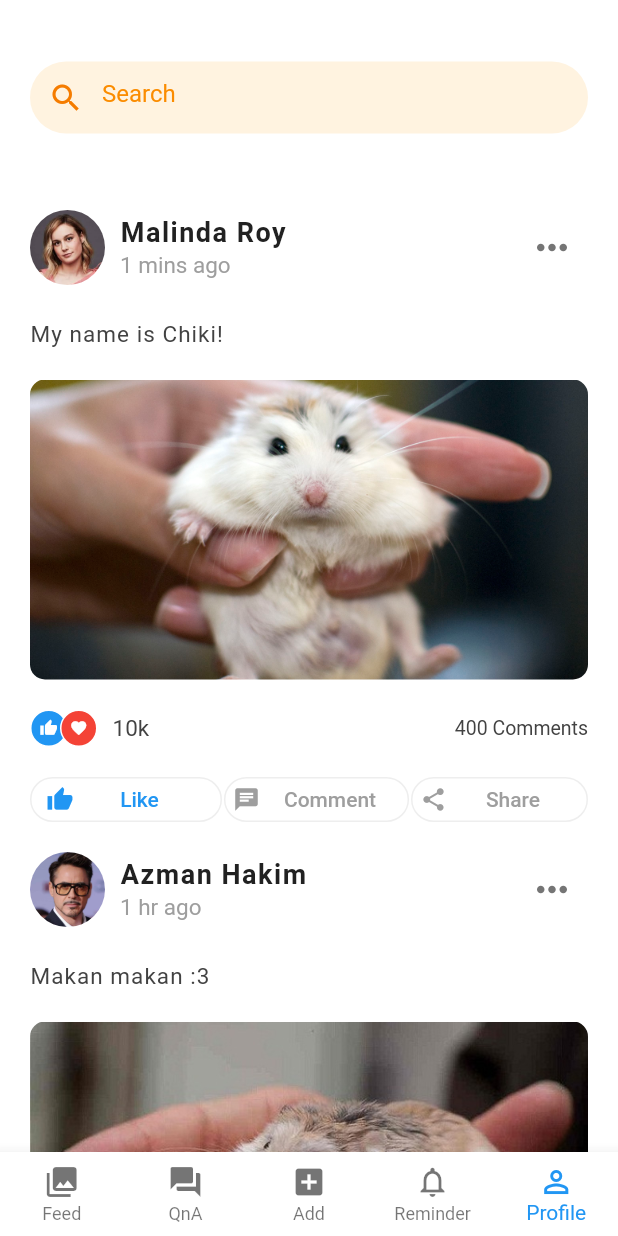
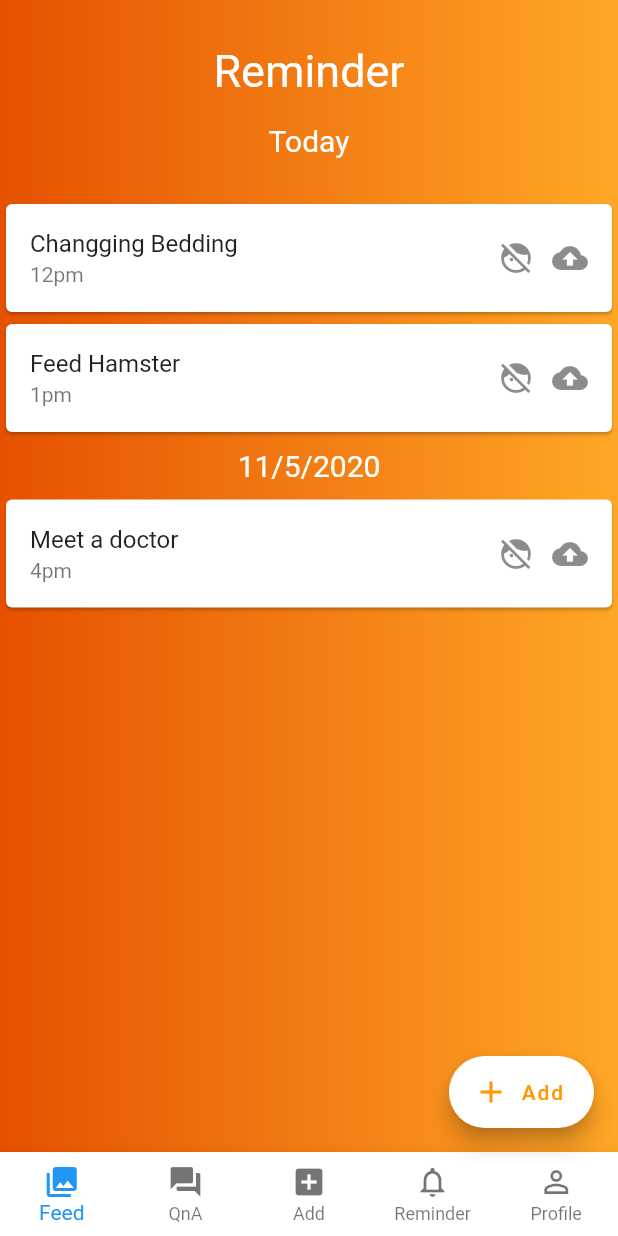
Before and after one commit to hanismdmahir/hamstercare_frontend, a Flutter app: the screen it shows after launch, on a phone screen of 412 x 824 dp. Run offline on Flutter 3.47's test engine with Material 2 defaults, Android fonts, the phone set to English and light mode, and no system bars.

Commit message:
reminder UI

```diff
--- a/lib/feed/feed.dart
+++ b/lib/feed/feed.dart
@@ -10,6 +10,7 @@ class _FeedNewsState extends State<FeedNews> {
   @override
   Widget build(BuildContext context) {
     return Scaffold(
+
       backgroundColor: Colors.white,
       bottomNavigationBar: buildBottomNavigationBar(),
       // appBar: AppBar(
@@ -145,8 +146,10 @@ class _FeedNewsState extends State<FeedNews> {
   }
   Widget makeFeed({userName, userImage, feedTime, feedText, feedImage, like, comment}) {
     return Container(
+
       margin: EdgeInsets.only(bottom: 20),
       child: Column(
+
         crossAxisAlignment: CrossAxisAlignment.start,
         children: <Widget>[
           Row(
@@ -154,6 +157,7 @@ class _FeedNewsState extends State<FeedNews> {
             children: <Widget>[
               Row(
                 children: <Widget>[
+
                   Container(
                     width: 50,
                     height: 50,
@@ -162,7 +166,7 @@ class _FeedNewsState extends State<FeedNews> {
                       image: DecorationImage(
                         image: AssetImage(userImage),
                         fit: BoxFit.cover
-                      )
+                      ),
                     ),
                   ),
                   SizedBox(width: 10,),
@@ -231,6 +235,7 @@ class _FeedNewsState extends State<FeedNews> {
   }
   Widget makeShareButton() {
     return Container(
+      width: 12,
       padding: EdgeInsets.symmetric(horizontal: 5, vertical: 3),
       decoration: BoxDecoration(
         border: Border.all(color: Colors.grey[200]),
@@ -238,12 +243,15 @@ class _FeedNewsState extends State<FeedNews> {
       ),
       height: 30,
       child: Center(
+
         child: Row(
           mainAxisAlignment: MainAxisAlignment.center,
           children: <Widget>[
+
             Icon(Icons.share, color: Colors.grey, size: 18),
             //SizedBox(width: ,),
             FlatButton(
+
               onPressed: null,
               child: Text("Share", style: TextStyle(color: Colors.grey),),
             ),
@@ -278,7 +286,7 @@ class _FeedNewsState extends State<FeedNews> {
   }
   Widget makeLikeButton({isActive}) {
     return Container(
-      padding: EdgeInsets.symmetric(horizontal: 10, vertical: 3),
+      padding: EdgeInsets.symmetric(horizontal: 5, vertical: 3),
       decoration: BoxDecoration(
         border: Border.all(color: Colors.grey[200]),
         borderRadius: BorderRadius.circular(50),
@@ -289,7 +297,7 @@ class _FeedNewsState extends State<FeedNews> {
           mainAxisAlignment: MainAxisAlignment.center,
           children: <Widget>[
             Icon(Icons.thumb_up, color: isActive ? Colors.blue : Colors.grey, size: 18,),
-           // SizedBox(width: 3,),
+        // SizedBox(width: 3,),
             FlatButton(
             onPressed: null,
             child: Text("Like", style: TextStyle(color: isActive ? Colors.blue : Colors.grey),),
--- a/lib/main.dart
+++ b/lib/main.dart
@@ -1,6 +1,7 @@
 import 'package:flutter/material.dart';
 import 'package:hamstercare/feed/feed.dart';
 import 'package:hamstercare/login/signup.dart';
+import 'package:hamstercare/reminder/reminderscreen.dart';
 import 'login/index.dart';
 
 void main() => runApp(MyApp());
@@ -17,7 +18,8 @@ class MyApp extends StatelessWidget {
       ),
       //home: SplashScreen(),
       //home: SignUp(),
-      home: FeedNews(),
+     // home: FeedNews(),
+     home: ReminderScreen(),
       routes: <String, WidgetBuilder>{
       '/LoginPage': (BuildContext context) => new LoginPage(),
       },
--- /dev/null
+++ b/lib/reminder/reminderscreen.dart
@@ -0,0 +1,123 @@
+import 'package:flutter/material.dart';
+
+class ReminderScreen extends StatelessWidget {
+  @override
+  Widget build(BuildContext context) {
+    return Scaffold(
+      resizeToAvoidBottomInset: false,
+      body: Container(
+        width: double.infinity,
+        decoration: BoxDecoration(
+            gradient: LinearGradient(colors: [
+          Colors.orange[900],
+          //   Colors.orange[800],
+          Colors.orange[400],
+        ])),
+
+        //should ListView.separated
+        child: ListView(children: <Widget>[
+          Column(
+            children: <Widget>[
+              Padding(
+                padding: EdgeInsets.only(top: 30, bottom: 20),
+                child: Column(
+                  crossAxisAlignment: CrossAxisAlignment.center,
+                  children: <Widget>[
+                    Text(
+                      "Reminder",
+                      style: TextStyle(color: Colors.white, fontSize: 30),
+                    ),
+                    SizedBox(
+                      height: 10,
+                    ),
+                    _buildDay(
+                      day: 'Today',
+                    ),
+                  ],
+                ),
+              ),
+              _buildCard(title: 'Changging Bedding', time: '12pm'),
+              _buildCard(title: 'Feed Hamster', time: '1pm'),
+              _buildDay(
+                day: '11/5/2020',
+              ),
+              _buildCard(title: 'Meet a doctor', time: '4pm'),
+            ],
+          )
+        ]),
+      ),
+      floatingActionButton: FloatingActionButton.extended(
+
+        onPressed: null,
+        backgroundColor: Colors.white,
+        label: Text(
+          'Add',
+          style: TextStyle(color: Colors.orange),
+        ),
+        icon: Icon(
+          Icons.add,
+          color: Colors.orange,
+        ),
+      ),
+      bottomNavigationBar: buildBottomNavigationBar(),
+    );
+  }
+
+  Column _buildDay({day}) {
+    return Column(children: <Widget>[
+      Padding(
+        child: Text(
+          day,
+          style: TextStyle(color: Colors.white, fontSize: 20),
+        ),
+        padding: EdgeInsets.all(7),
+      ),
+    ]);
+  }
+
+  Card _buildCard({title, time}) {
+    return Card(
+      child: ListTile(
+        title: Text(title),
+        subtitle: Text(time),
+        trailing: Wrap(
+          spacing: 12,
+          children: <Widget>[
+            Icon(IconData(57940, fontFamily: 'MaterialIcons')),
+            Icon(IconData(59506, fontFamily: 'MaterialIcons')),
+          ],
+        ),
+      ),
+    );
+  }
+
+  BottomNavigationBar buildBottomNavigationBar() {
+    return BottomNavigationBar(
+        type: BottomNavigationBarType.fixed,
+        backgroundColor: Colors.white,
+        //currentIndex: _currentIndex,
+        items: [
+          BottomNavigationBarItem(
+            icon: Icon(Icons.photo_library),
+            title: Text('Feed'),
+          ),
+          BottomNavigationBarItem(
+            icon: Icon(Icons.question_answer),
+            title: Text('QnA'),
+          ),
+          BottomNavigationBarItem(
+            icon: Icon(Icons.add_box),
+            title: Text('Add'),
+          ),
+          BottomNavigationBarItem(
+            icon: Icon(Icons.notifications_none),
+            title: Text('Reminder'),
+          ),
+          BottomNavigationBarItem(
+            icon: Icon(Icons.perm_identity),
+            title: Text('Profile'),
+          ),
+        ],
+        onTap: null);
+  }
+}
```
